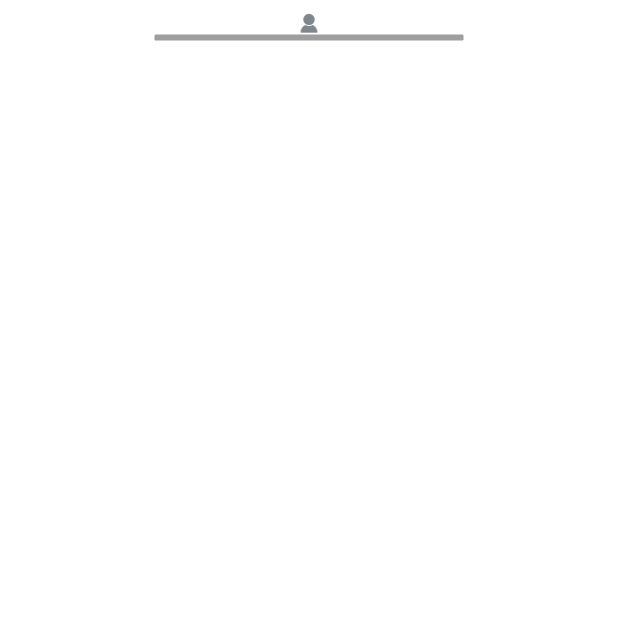
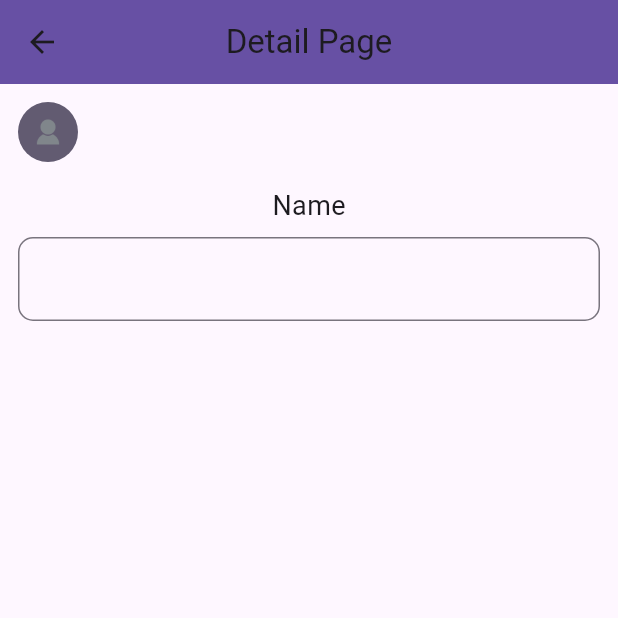
Before and after one commit to ciyilin/flutter_assigment, a Flutter app: the DetailPage screen opened by its route, on a phone screen of 412 x 824 dp, the top half of it. Run offline on Flutter 3.47's test engine with Material 3 defaults, Android fonts, the phone set to English and light mode, and no system bars; our stand-ins replace equatable, flex_color_scheme, flutter_riverpod, flutter_slidable, go_router, google_fonts and 2 more; accounts and stored records are empty.

```diff
--- a/lib/router/router.dart
+++ b/lib/router/router.dart
@@ -1,3 +1,4 @@
+import 'package:fluttertest/models/User.dart';
 import 'package:fluttertest/screen/detail_page.dart';
 import 'package:fluttertest/screen/my_home_page.dart';
 import 'package:go_router/go_router.dart';
@@ -5,7 +6,7 @@ import 'package:go_router/go_router.dart';
 
 final router = GoRouter(
     debugLogDiagnostics: true,
-
+    initialLocation: '/',
     routes:[
     GoRoute(
     path: '/',
@@ -13,7 +14,7 @@ final router = GoRouter(
     routes: [
     GoRoute(
         path: 'detail',
-    builder: (context,state)=> DetailPage()
+    builder: (context,state)=> const DetailPage(),
     )])
     ]
 );
--- a/lib/screen/detail_page.dart
+++ b/lib/screen/detail_page.dart
@@ -1,43 +1,51 @@
 import 'package:flutter/material.dart';
 import 'package:flutter_riverpod/flutter_riverpod.dart';
+import 'package:fluttertest/models/User.dart';
+import 'package:fluttertest/utils/utils.dart';
+import '../widgets/common_text_field.dart';
 
-class DetailPage extends ConsumerStatefulWidget{
-  const DetailPage({super.key});
+class DetailPage extends ConsumerStatefulWidget {
+  const DetailPage({super.key, });
 
   @override
-  _DetailPageState createState()=> _DetailPageState();
+  _DetailPageState createState() => _DetailPageState();
 
 }
+
+
 
 class _DetailPageState extends ConsumerState<DetailPage> {
   @override
   Widget build(BuildContext context) {
-    return Container(
-      margin: const EdgeInsets.all(8),
+    final color = context.colorScheme;
+    return Scaffold(
+        backgroundColor: color.background,
+        appBar: AppBar(
+          backgroundColor: color.primary,
+          title: const Text('Detail Page'),
+          centerTitle: true,
+        ),
+        body: Center(
+            child: Padding(
+              padding: const EdgeInsets.all(12.0),
               child: Column(
                   mainAxisAlignment: MainAxisAlignment.start,
-        mainAxisSize: MainAxisSize.min,
+                  crossAxisAlignment: CrossAxisAlignment.start,
                   children: [
                     SizedBox(
-            height: 15,width: 15,
-            child: Image.asset("assets/image/user.png"),
+                        height: 40, width: 40,
+                        child: CircleAvatar(
+                          backgroundColor: color.secondary,
+                          child: Image.asset(
+                            'assets/image/user.png', height: 20, width: 20,
                           ),
+                        )),
+                    const Padding(padding: EdgeInsets.symmetric(vertical: 8)),
+                    Expanded(
+                        child: CommonTexField(
 
-          Container(
-            width: MediaQuery.of(context).size.width *0.5,
-            decoration:  BoxDecoration(
-              border: Border.all(
-                color: Colors.grey,
-                width: 2
-              ),
-              borderRadius: BorderRadius.circular(0.8),
-            ),
-            child: const Row(
-
-            ),
                         )
-        ],
-      ),
-    );
+                    )]
+              ))));
   }
 }
--- a/lib/screen/my_home_page.dart
+++ b/lib/screen/my_home_page.dart
@@ -2,7 +2,6 @@ import 'package:flutter/material.dart';
 import 'package:fluttertest/utils/extensions.dart';
 import 'package:fluttertest/widgets/user_list.dart'; // Import UserListWidget
 import '../widgets/add_user_dialog.dart';
-import 'detail_page.dart';
 
 class MyHomePage extends StatefulWidget {
   const MyHomePage({Key? key}) : super(key: key);
@@ -52,12 +51,3 @@ class _MyHomePageState extends State<MyHomePage> {
     );
   }
 }
-
-void nextPage(BuildContext context) {
-  Navigator.push(
-    context,
-    MaterialPageRoute(
-        builder: (context) {
-          return  DetailPage();}),
-  );
-}
--- /dev/null
+++ b/lib/widgets/common_text_field.dart
@@ -0,0 +1,57 @@
+import 'package:flutter/cupertino.dart';
+import 'package:flutter/material.dart';
+import 'package:flutter_riverpod/flutter_riverpod.dart';
+import 'package:fluttertest/provider/user_provider.dart';
+import 'package:fluttertest/utils/extensions.dart';
+
+
+
+class CommonTexField extends ConsumerStatefulWidget {
+  const CommonTexField({super.key});
+
+
+
+  @override
+  _CommonTexFieldState createState() => _CommonTexFieldState();
+}
+
+
+class _CommonTexFieldState extends ConsumerState<CommonTexField> {
+
+  @override
+  void initState() {
+    super.initState();
+
+  }
+
+  @override
+  Widget build(BuildContext context) {
+    final color = context.colorScheme;
+    final userListState = ref.watch(userProvider);
+    final userList = userListState.users;
+    // final nameController = TextEditingController(text: userList.);
+    // final emailController = TextEditingController(text: userProvider.);
+    return Column(
+      children: [
+        Title(
+            color: color.secondary,
+            child: const Text(
+              "Name",
+              style: TextStyle(
+                  fontSize: 18, fontWeight: FontWeight.normal),
+            )),
+        const SizedBox(height: 8),
+        TextField(
+          textAlign: TextAlign.start,
+          decoration: InputDecoration(
+              border: OutlineInputBorder(
+                  borderSide: const BorderSide(
+                    color: Colors.cyan,
+                    width: 1.0,
+                  ),
+                  borderRadius: BorderRadius.circular(10))),
+        ),
+      ],
+    );
+  }
+}
--- a/lib/widgets/user_list.dart
+++ b/lib/widgets/user_list.dart
@@ -22,9 +22,7 @@ class _UserListWidgetState extends ConsumerState<UserListWidget> {
   late final TextEditingController _searchController;
 
   int get id => id;
-
   String get name => name;
-
   String get email => email;
 
   @override
@@ -41,7 +39,6 @@ class _UserListWidgetState extends ConsumerState<UserListWidget> {
 
   @override
   Widget build(BuildContext context) {
-    final colors = context.colorScheme;
     final userListState = ref.watch(userProvider);
     final userList = userListState.users;
     final searchText = _searchController.text;
@@ -77,7 +74,7 @@ class _UserListWidgetState extends ConsumerState<UserListWidget> {
                 final user = filteredUsers[index];
                 return GestureDetector(
                   onTap: (){
-                    return context.go('detail');
+                    return context.go('/detail',extra:userList[index] );
                   },
                   child: Slidable(
                   key: const ValueKey(0),
@@ -89,8 +86,7 @@ class _UserListWidgetState extends ConsumerState<UserListWidget> {
                         userNotifier.deleteUser(user.id).then((_) {
                           log("successful delete");
                         });
-                      },
-                    ),
+                      }),
                     children: const <Widget>[
                       SlidableAction(
                         onPressed:doNothing ,
@@ -113,15 +109,8 @@ class _UserListWidgetState extends ConsumerState<UserListWidget> {
                     subtitle: Text(
                       user.email!,
                       style: const TextStyle(fontSize: 12),
-                    ),
-                  ),
-                  ));
-              },
-            ),
-          ),
-        ],
-      ),
-    );
+                    ))));
+              }))]));
   }
 
   List<User> _filterUsers(String searchText, List<User> userList) {
```
Lines whose indentation alone changed are shown as unchanged.
